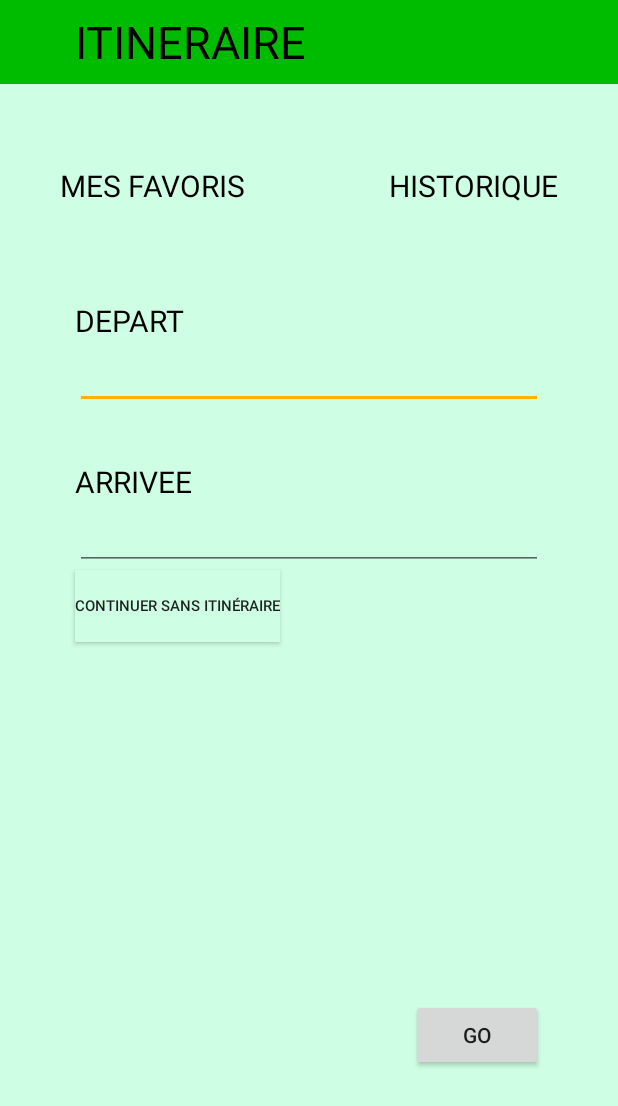
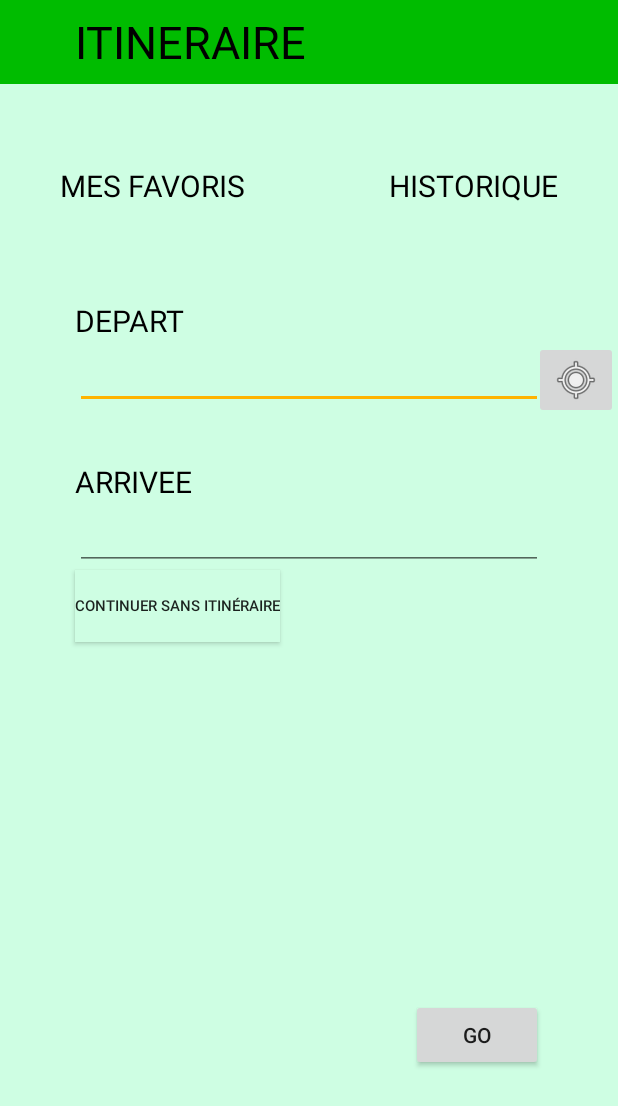
Before and after one commit to AnneMaelle/LocationUpdates, an Android app: the Itineraire screen opened directly, with no data from a screen before it, on a phone screen of 412 x 824 dp. Shown: the top 1106 px of the screen. Run offline under Robolectric (Android 15) with nearby library versions, the phone set to English and light mode, and no system bars.

Commit message:
ma position dans itinéraie

```diff
--- a/app/src/main/java/com/google/android/gms/location/sample/locationupdates/Itineraire.java
+++ b/app/src/main/java/com/google/android/gms/location/sample/locationupdates/Itineraire.java
@@ -4,15 +4,17 @@ import android.content.Intent;
 import android.support.v7.app.AppCompatActivity;
 import android.os.Bundle;
 import android.support.v7.widget.Toolbar;
+import android.view.KeyEvent;
 import android.view.View;
 import android.widget.EditText;
 
-public class Itineraire extends AppCompatActivity {
+public class Itineraire extends AppCompatActivity implements View.OnKeyListener{
 
     private EditText fromPoint ;
     private EditText toPoint;
     private String origin ;
     private String destination ;
+    private boolean originGiven;
 
     @Override
     protected void onCreate(Bundle savedInstanceState) {
@@ -21,22 +23,46 @@ public class Itineraire extends AppCompatActivity {
 
         Toolbar itineraryToolbar = (Toolbar) findViewById(R.id.itinerary_toolbar);
         setSupportActionBar(itineraryToolbar);
+
+        originGiven = true;
+        fromPoint = (EditText) findViewById(R.id.from) ;
+        fromPoint.setOnKeyListener(new View.OnKeyListener() {
+            @Override
+            public boolean onKey(View v, int Enter, KeyEvent event) {
+
+                return false;
+            }
+        });
+        toPoint = (EditText) findViewById(R.id.to) ;
+        fromPoint.setText("");
     }
 
     public void goNoItineraryGPS(View myView){
         Intent gpsIntent = new Intent(this, GPS.class);
         startActivity(gpsIntent);
     }
+
+    public void originGivenMethod(View myView){
+        originGiven = false;
+        fromPoint.setText("Ma position");
+    }
+
     public void goGPS(View myView){
-        fromPoint = (EditText) findViewById(R.id.from) ;
         origin = fromPoint.getText().toString();
-
-        toPoint = (EditText) findViewById(R.id.to) ;
         destination = toPoint.getText().toString();
 
         Intent gpsIntent = new Intent(this, GPS.class);
         gpsIntent.putExtra("Origine",origin);
         gpsIntent.putExtra("Destination",destination);
+        gpsIntent.putExtra("Origine donnée", originGiven);
         startActivity(gpsIntent);
     }
+
+    @Override
+    protected void onResume() {
+        super.onResume();
+        originGiven = true;
+        fromPoint.setText("");
+        toPoint.setText("");
+    }
 }
--- a/app/src/main/res/layout/activity_itineraire.xml
+++ b/app/src/main/res/layout/activity_itineraire.xml
@@ -135,4 +135,14 @@
         android:layout_alignRight="@+id/to"
         android:layout_marginBottom="10dp" />
 
+    <ImageButton
+        android:id="@+id/originGivenButton"
+        android:onClick="originGivenMethod"
+        android:layout_width="wrap_content"
+        android:layout_height="wrap_content"
+        android:layout_alignParentEnd="true"
+        android:layout_alignParentRight="true"
+        android:layout_below="@+id/fromText"
+        app:srcCompat="@android:drawable/ic_menu_mylocation" />
+
 </RelativeLayout>
```
Also changed, not shown: app/src/main/java/com/google/android/gms/location/sample/locationupdates/GPS.java (+72 -4 lines).
